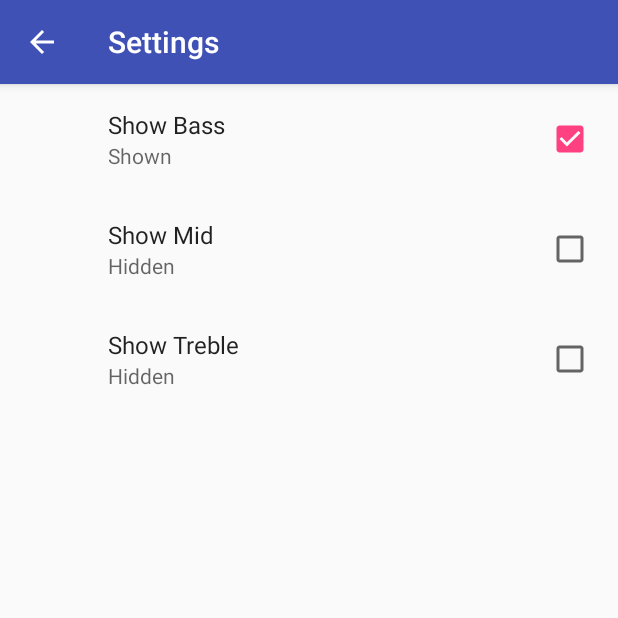
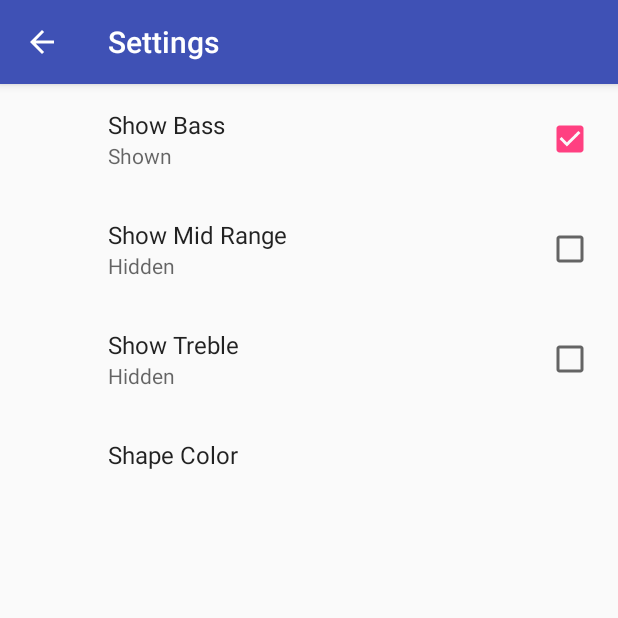
Before and after one commit to SergioKulyk/android-VisualizerPreferences, an Android app: the screen it shows after launch (SettingsActivity), in the options menu, after a tap on "Settings", on a phone screen of 412 x 824 dp, the top half of it. Run offline under Robolectric (Android 15) with nearby library versions, the phone set to English and light mode, and no system bars; our stand-ins replace androidx.preference; 1 statement that could not run was skipped.

Commit message:
1.9 Add choose color preference.

```diff
--- a/app/src/main/java/android/example/com/visualizerpreferences/SettingsFragment.java
+++ b/app/src/main/java/android/example/com/visualizerpreferences/SettingsFragment.java
@@ -24,17 +24,58 @@ import android.support.v7.preference.EditTextPreference;
 import android.support.v7.preference.ListPreference;
 import android.support.v7.preference.Preference;
 import android.support.v7.preference.PreferenceFragmentCompat;
+import android.support.v7.preference.PreferenceManager;
 import android.support.v7.preference.PreferenceScreen;
 import android.widget.Toast;
 
+import java.util.List;
 
-public class SettingsFragment extends PreferenceFragmentCompat {
+public class SettingsFragment extends PreferenceFragmentCompat implements OnSharedPreferenceChangeListener {
 
     @Override
     public void onCreatePreferences(Bundle bundle, String s) {
 
         // Add visualizer preferences, defined in the XML file in res->xml->pref_visualizer
         addPreferencesFromResource(R.xml.pref_visualizer);
+
+        SharedPreferences sharedPreferences = getPreferenceScreen().getSharedPreferences();
+        PreferenceScreen prefScreen = getPreferenceScreen();
+        int count = prefScreen.getPreferenceCount();
+
+        for (int i = 0; i < count; i++) {
+            Preference p = prefScreen.getPreference(i);
+            if (!(p instanceof CheckBoxPreference)) {
+                String value = sharedPreferences.getString(p.getKey(), "");
+                setPreferenceSummary(p, value);
+            }
+        }
+        sharedPreferences.registerOnSharedPreferenceChangeListener(this);
     }
 
+    private void setPreferenceSummary(Preference preference, String value) {
+        if (preference instanceof ListPreference) {
+            ListPreference listPreference = (ListPreference) preference;
+            int prefIndex = listPreference.findIndexOfValue(value);
+            if (prefIndex >= 0) {
+                listPreference.setSummary(listPreference.getEntries()[prefIndex]);
+            }
+        }
+    }
+
+    @Override
+    public void onSharedPreferenceChanged(SharedPreferences sharedPreferences, String key) {
+        Preference p = findPreference(key);
+        if (null != p) {
+            String value = sharedPreferences.getString(p.getKey(), "");
+            setPreferenceSummary(p, value);
+        }
+    }
+
+    @Override
+    public void onDestroyView() {
+        super.onDestroyView();
+        getPreferenceScreen()
+                .getSharedPreferences()
+                .unregisterOnSharedPreferenceChangeListener(this);
+    }
 }
--- a/app/src/main/java/android/example/com/visualizerpreferences/VisualizerActivity.java
+++ b/app/src/main/java/android/example/com/visualizerpreferences/VisualizerActivity.java
@@ -48,30 +48,38 @@ public class VisualizerActivity extends AppCompatActivity implements SharedPrefe
         setupPermissions();
     }
 
-    // mVisualizerView to show the current values stored in shared preferences.
     private void setupSharedPreferences() {
         // Get all of the values from shared preferences to set it up
         SharedPreferences sharedPreferences = PreferenceManager.getDefaultSharedPreferences(this);
         mVisualizerView.setShowBass(sharedPreferences.getBoolean(getString(R.string.pref_show_bass_key),
                 getResources().getBoolean(R.bool.pref_show_bass_default)));
-        mVisualizerView.setShowMid(sharedPreferences.getBoolean(getString(R.string.pref_show_mid_key),
-                getResources().getBoolean(R.bool.pref_show_bass_default)));
+        mVisualizerView.setShowMid(sharedPreferences.getBoolean(getString(R.string.pref_show_mid_range_key),
+                getResources().getBoolean(R.bool.pref_show_mid_range_default)));
         mVisualizerView.setShowTreble(sharedPreferences.getBoolean(getString(R.string.pref_show_treble_key),
-                getResources().getBoolean(R.bool.pref_show_bass_default)));
+                getResources().getBoolean(R.bool.pref_show_treble_default)));
         mVisualizerView.setMinSizeScale(1);
-        mVisualizerView.setColor(getString(R.string.pref_color_red_value));
+        loadColorFromPreferences(sharedPreferences);
         // Register the listener
         sharedPreferences.registerOnSharedPreferenceChangeListener(this);
     }
 
+    private void loadColorFromPreferences(SharedPreferences sharedPreferences) {
+        mVisualizerView.setColor(sharedPreferences.getString(getString(R.string.pref_color_key),
+                getString(R.string.pref_color_red_value)));
+    }
+
+    // Updates the screen if the shared preferences change. This method is required when you make a
+    // class implement OnSharedPreferenceChangedListener
     @Override
     public void onSharedPreferenceChanged(SharedPreferences sharedPreferences, String key) {
         if (key.equals(getString(R.string.pref_show_bass_key))) {
             mVisualizerView.setShowBass(sharedPreferences.getBoolean(key, getResources().getBoolean(R.bool.pref_show_bass_default)));
-        } else if (key.equals(getString(R.string.pref_show_mid_key))) {
-            mVisualizerView.setShowMid(sharedPreferences.getBoolean(key, getResources().getBoolean(R.bool.pref_show_mid_default)));
+        } else if (key.equals(getString(R.string.pref_show_mid_range_key))) {
+            mVisualizerView.setShowMid(sharedPreferences.getBoolean(key, getResources().getBoolean(R.bool.pref_show_mid_range_default)));
         } else if (key.equals(getString(R.string.pref_show_treble_key))) {
             mVisualizerView.setShowTreble(sharedPreferences.getBoolean(key, getResources().getBoolean(R.bool.pref_show_treble_default)));
+        } else if (key.equals(getString(R.string.pref_color_key))) {
+            loadColorFromPreferences(sharedPreferences);
         }
     }
 
--- /dev/null
+++ b/app/src/main/res/values/arrays.xml
@@ -0,0 +1,15 @@
+<?xml version="1.0" encoding="utf-8"?>
+<resources>
+    <!-- Label ordering must match values -->
+    <array name="pref_color_option_labels">
+        <item>@string/pref_color_label_red</item>
+        <item>@string/pref_color_label_blue</item>
+        <item>@string/pref_color_label_green</item>
+    </array>
+
+    <array name="pref_color_option_values">
+        <item>@string/pref_color_red_value</item>
+        <item>@string/pref_color_blue_value</item>
+        <item>@string/pref_color_green_value</item>
+    </array>
+</resources>
--- a/app/src/main/res/values/bools.xml
+++ b/app/src/main/res/values/bools.xml
@@ -1,6 +1,6 @@
 <?xml version="1.0" encoding="utf-8"?>
 <resources>
     <bool name="pref_show_bass_default">true</bool>
-    <bool name="pref_show_mid_default">false</bool>
+    <bool name="pref_show_mid_range_default">false</bool>
     <bool name="pref_show_treble_default">false</bool>
 </resources>
--- a/app/src/main/res/values/strings.xml
+++ b/app/src/main/res/values/strings.xml
@@ -12,19 +12,33 @@
     <!-- Key name for storing bass in SharedPreferences -->
     <string name="pref_show_bass_key" translatable="false">show_bass</string>
 
+    <!-- Label for the show mid range checkbox preference -->
+    <string name="pref_show_mid_range_label">Show Mid Range</string>
+    <!-- Key name for storing mid range in SharedPreferences -->
+    <string name="pref_show_mid_range_key" translatable="false">show_mid_range</string>
+
+    <!-- Label for the show treble checkbox preference -->
+    <string name="pref_show_treble_label">Show Treble</string>
+    <!-- Key name for storing treble in SharedPreferences -->
+    <string name="pref_show_treble_key" translatable="false">show_treble</string>
+
     <!-- Summary for Checkboxes -->
     <string name="pref_show_true">Shown</string>
     <string name="pref_show_false">Hidden</string>
 
-    <!-- Label for the show mid checkbox preference -->
-    <string name="pref_show_mid_label">Show Mid</string>
-    <!-- Key name for storing mid in SharePreferences -->
-    <string name="pref_show_mid_key" translatable="false">show_mid</string>
 
-    <!-- Label for the show treble checkbox preference -->
-    <string name="pref_show_treble_label">Show Treble</string>
-    <!-- Key name for storing treble in SharePreferences -->
-    <string name="pref_show_treble_key" tanslateble="false">show_treble</string>
+    <!-- Label for the color preference -->
+    <string name="pref_color_label">Shape Color</string>
+
+    <!-- Label for red color preference -->
+    <string name="pref_color_label_red">Red</string>
+    <!-- Label for blue color preference -->
+    <string name="pref_color_label_blue">Blue</string>
+    <!-- Label for green color preference -->
+    <string name="pref_color_label_green">Green</string>
+
+    <!-- Key name for color preference in SharedPreferences -->
+    <string name="pref_color_key" translatable="false">color</string>
 
     <!-- Value in SharedPreferences for red color option -->
     <string name="pref_color_red_value" translatable="false">red</string>
--- a/app/src/main/res/xml/pref_visualizer.xml
+++ b/app/src/main/res/xml/pref_visualizer.xml
@@ -10,11 +10,11 @@
         android:title="@string/pref_show_bass_label" />
 
     <CheckBoxPreference
-        android:defaultValue="@bool/pref_show_mid_default"
-        android:key="@string/pref_show_mid_key"
+        android:defaultValue="@bool/pref_show_mid_range_default"
+        android:key="@string/pref_show_mid_range_key"
         android:summaryOff="@string/pref_show_false"
         android:summaryOn="@string/pref_show_true"
-        android:title="@string/pref_show_mid_label" />
+        android:title="@string/pref_show_mid_range_label" />
 
     <CheckBoxPreference
         android:defaultValue="@bool/pref_show_treble_default"
@@ -23,4 +23,11 @@
         android:summaryOn="@string/pref_show_true"
         android:title="@string/pref_show_treble_label" />
 
+    <ListPreference
+        android:defaultValue="@string/pref_color_red_value"
+        android:entries="@array/pref_color_option_labels"
+        android:entryValues="@array/pref_color_option_values"
+        android:key="@string/pref_color_key"
+        android:title="@string/pref_color_label" />
+
 </PreferenceScreen>
```
